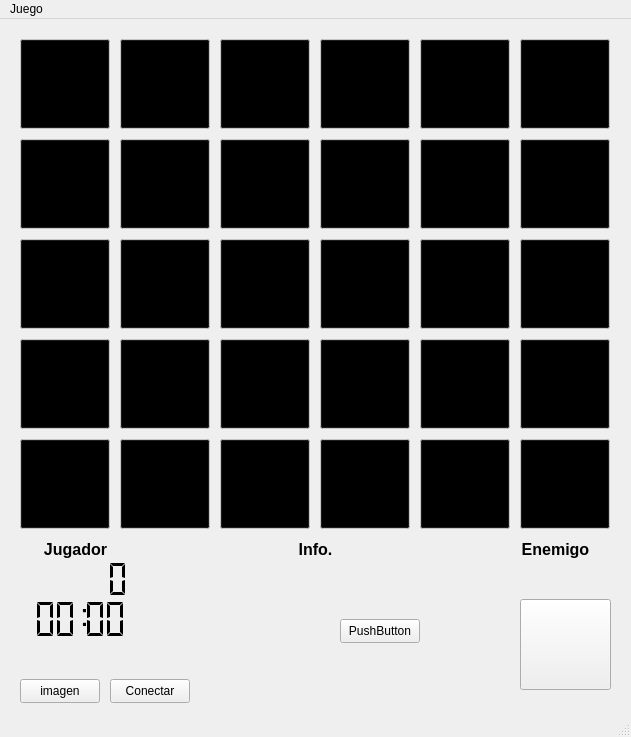
Above: client/mainwindow.ui from elesteban-os/I-Proyecto-Datos-II before the change. Below: the same form after it.
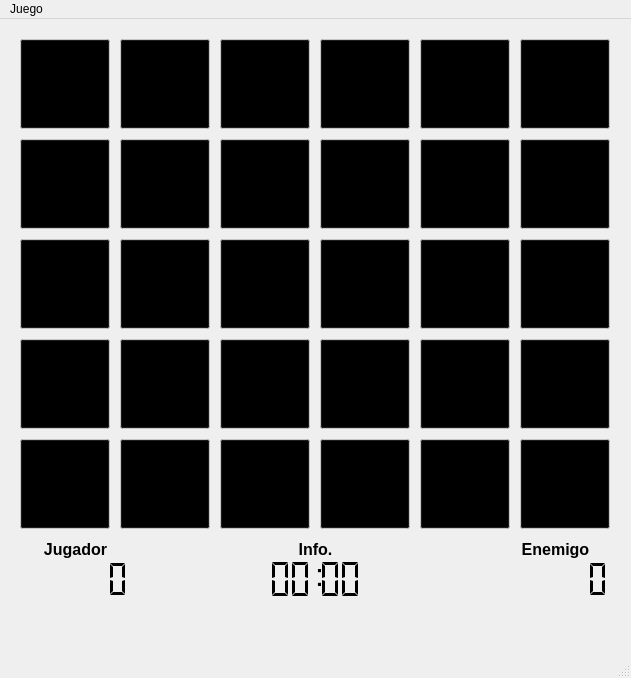
That is the form after the change.

Diff of the .ui file:
```diff
--- a/client/mainwindow.ui
+++ b/client/mainwindow.ui
@@ -7,39 +7,13 @@
     <x>0</x>
     <y>0</y>
     <width>631</width>
-    <height>737</height>
+    <height>678</height>
    </rect>
   </property>
   <property name="windowTitle">
    <string>MainWindow</string>
   </property>
   <widget class="QWidget" name="centralwidget">
-   <widget class="QPushButton" name="connectBtn">
-    <property name="geometry">
-     <rect>
-      <x>110</x>
-      <y>660</y>
-      <width>80</width>
-      <height>24</height>
-     </rect>
-    </property>
-    <property name="text">
-     <string>Conectar</string>
-    </property>
-   </widget>
-   <widget class="QPushButton" name="seeImageBtn">
-    <property name="geometry">
-     <rect>
-      <x>20</x>
-      <y>660</y>
-      <width>80</width>
-      <height>24</height>
-     </rect>
-    </property>
-    <property name="text">
-     <string>imagen</string>
-    </property>
-   </widget>
    <widget class="QPushButton" name="card00">
     <property name="enabled">
      <bool>false</bool>
@@ -3050,40 +3024,6 @@
      </size>
     </property>
    </widget>
-   <widget class="QPushButton" name="pushButton">
-    <property name="geometry">
-     <rect>
-      <x>520</x>
-      <y>580</y>
-      <width>91</width>
-      <height>91</height>
-     </rect>
-    </property>
-    <property name="cursor">
-     <cursorShape>PointingHandCursor</cursorShape>
-    </property>
-    <property name="text">
-     <string/>
-    </property>
-    <property name="iconSize">
-     <size>
-      <width>90</width>
-      <height>90</height>
-     </size>
-    </property>
-    <property name="checkable">
-     <bool>false</bool>
-    </property>
-    <property name="autoDefault">
-     <bool>false</bool>
-    </property>
-    <property name="default">
-     <bool>false</bool>
-    </property>
-    <property name="flat">
-     <bool>false</bool>
-    </property>
-   </widget>
    <widget class="QPushButton" name="card10">
     <property name="enabled">
      <bool>false</bool>
@@ -18156,8 +18096,8 @@
    <widget class="QLCDNumber" name="timeSec01">
     <property name="geometry">
      <rect>
-      <x>100</x>
-      <y>580</y>
+      <x>335</x>
+      <y>540</y>
       <width>31</width>
       <height>41</height>
      </rect>
@@ -18187,8 +18127,8 @@
    <widget class="QLCDNumber" name="timeSec10">
     <property name="geometry">
      <rect>
-      <x>80</x>
-      <y>580</y>
+      <x>315</x>
+      <y>540</y>
       <width>31</width>
       <height>41</height>
      </rect>
@@ -18218,8 +18158,8 @@
    <widget class="QLCDNumber" name="timeMin01">
     <property name="geometry">
      <rect>
-      <x>50</x>
-      <y>580</y>
+      <x>285</x>
+      <y>540</y>
       <width>31</width>
       <height>41</height>
      </rect>
@@ -18249,8 +18189,8 @@
    <widget class="QLCDNumber" name="timeMin10">
     <property name="geometry">
      <rect>
-      <x>30</x>
-      <y>580</y>
+      <x>265</x>
+      <y>540</y>
       <width>31</width>
       <height>41</height>
      </rect>
@@ -18280,8 +18220,8 @@
    <widget class="QLabel" name="label">
     <property name="geometry">
      <rect>
-      <x>80</x>
-      <y>580</y>
+      <x>315</x>
+      <y>540</y>
       <width>20</width>
       <height>31</height>
      </rect>
@@ -18295,19 +18235,6 @@
      <string>:</string>
     </property>
    </widget>
-   <widget class="QPushButton" name="pushButton_2">
-    <property name="geometry">
-     <rect>
-      <x>340</x>
-      <y>600</y>
-      <width>80</width>
-      <height>24</height>
-     </rect>
-    </property>
-    <property name="text">
-     <string>PushButton</string>
-    </property>
-   </widget>
    <widget class="QLabel" name="playerNameLabel">
     <property name="geometry">
      <rect>
@@ -18374,6 +18301,25 @@
      <set>Qt::AlignCenter</set>
     </property>
    </widget>
+   <widget class="QLCDNumber" name="enemyPoints">
+    <property name="geometry">
+     <rect>
+      <x>510</x>
+      <y>540</y>
+      <width>101</width>
+      <height>41</height>
+     </rect>
+    </property>
+    <property name="frameShape">
+     <enum>QFrame::NoFrame</enum>
+    </property>
+    <property name="mode">
+     <enum>QLCDNumber::Dec</enum>
+    </property>
+    <property name="segmentStyle">
+     <enum>QLCDNumber::Flat</enum>
+    </property>
+   </widget>
   </widget>
   <widget class="QMenuBar" name="menubar">
    <property name="geometry">
```
Left out of the diff: 1 changed line with no effect on the pictures.
